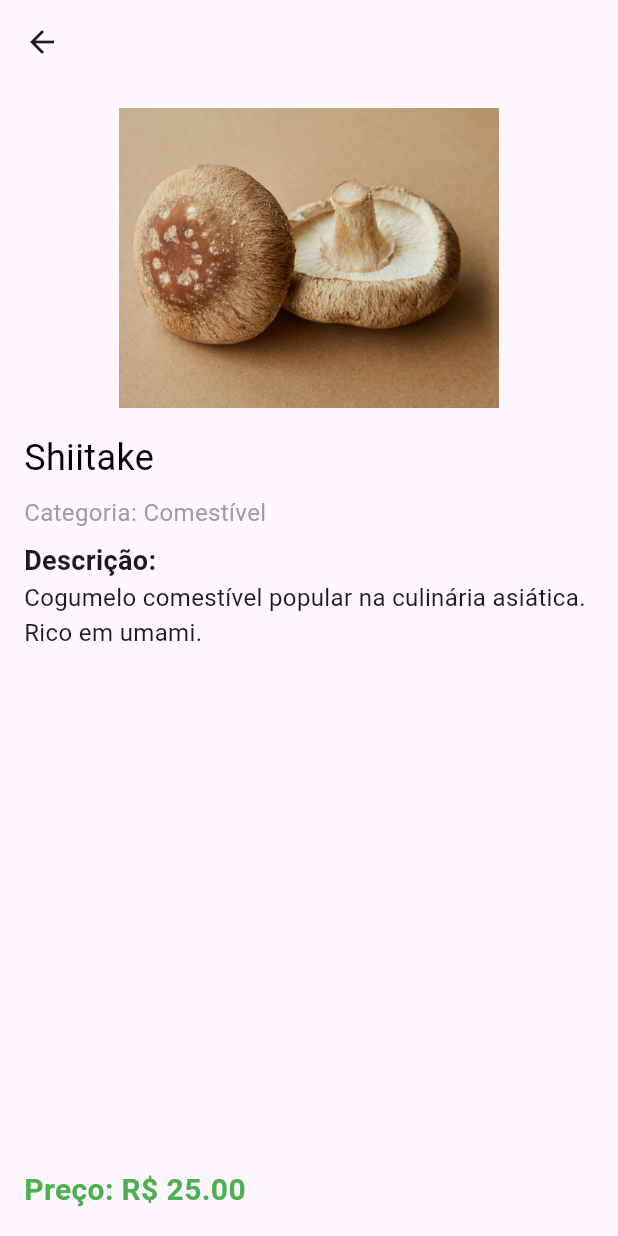
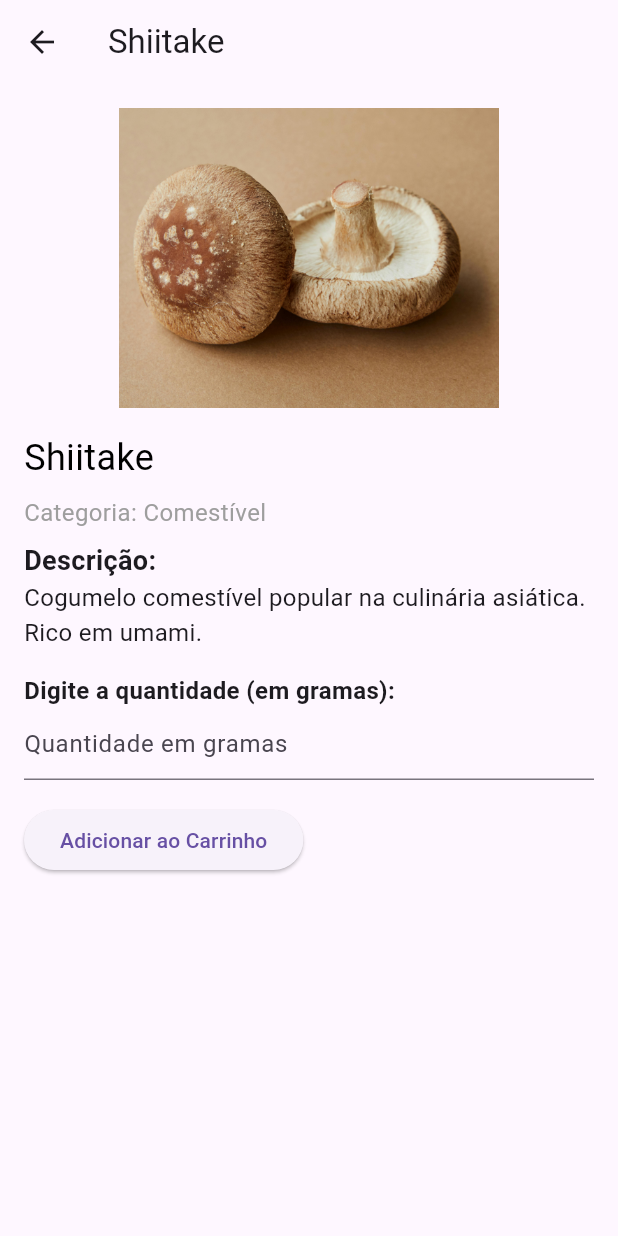
Before and after one commit to ThiagoC-Silva/psy_mushroom, a Flutter app: the MushroomDetailsScreen screen opened directly with sample values from the repository, on a phone screen of 412 x 824 dp. Run offline on Flutter 3.47's test engine with Material 3 defaults, Android fonts, the phone set to English and light mode, and no system bars; our stand-ins replace google_fonts.

Commit message:
Todo a base construída

```diff
--- a/lib/data/mushroom_data.dart
+++ b/lib/data/mushroom_data.dart
@@ -27,7 +27,7 @@ const mushroomList = [
   ),
   Mushroom(
     id: 4,
-    title: 'Psilocybe cubensis',
+    title: 'Psilocybe Cubensis',
     description: 'Cogumelo alucinógeno contendo psilocibina, usado em práticas terapêuticas e espirituais.',
     price: 60.00,
     image: 'assets/images/psilocybe_cubensis.jpg',
@@ -35,7 +35,7 @@ const mushroomList = [
   ),
   Mushroom(
     id: 5,
-    title: 'Amanita muscaria',
+    title: 'Amanita Muscaria',
     description: 'Cogumelo psicodélico conhecido por seus efeitos visuais e introspectivos.',
     price: 50.00,
     image: 'assets/images/amanita_muscaria.jpg',
--- /dev/null
+++ b/lib/models/cart.dart
@@ -0,0 +1,8 @@
+import 'package:psy_mushroom/models/mushroom.dart';
+
+class CartItem {
+  final Mushroom mushroom;
+  final double quantity;
+
+  CartItem({required this.mushroom, required this.quantity});
+}
--- /dev/null
+++ b/lib/screens/cart.dart
@@ -0,0 +1,27 @@
+// models/cart.dart
+import 'package:psy_mushroom/models/mushroom.dart';
+
+class CartItem {
+  final Mushroom mushroom;
+  final double quantity;
+
+  CartItem({required this.mushroom, required this.quantity});
+}
+
+class Cart {
+  static List<CartItem> cartItems = [];
+
+  // Adicionar item ao carrinho
+  static void addToCart(Mushroom mushroom, double quantity) {
+    cartItems.add(CartItem(mushroom: mushroom, quantity: quantity));
+  }
+
+  // Calcular o total do carrinho
+  static double calculateTotal() {
+    double total = 0.0;
+    for (var item in cartItems) {
+      total += item.mushroom.price * item.quantity;
+    }
+    return total;
+  }
+}
--- a/lib/screens/mushroom_details.dart
+++ b/lib/screens/mushroom_details.dart
@@ -1,18 +1,44 @@
+// screens/mushroom_details.dart
 import 'package:flutter/material.dart';
 import 'package:psy_mushroom/models/mushroom.dart';
+import 'package:psy_mushroom/screens/cart.dart';
 import 'package:psy_mushroom/widgets/text_styles.dart';
 
-class MushroomDetailsScreen extends StatelessWidget {
+class MushroomDetailsScreen extends StatefulWidget {
   final Mushroom mushroom;
 
   const MushroomDetailsScreen({super.key, required this.mushroom});
 
   @override
+  State<MushroomDetailsScreen> createState() => _MushroomDetailsScreenState();
+}
+
+class _MushroomDetailsScreenState extends State<MushroomDetailsScreen> {
+  final TextEditingController _quantityController = TextEditingController();
+
+  // Função para adicionar item ao carrinho
+  void addToCart() {
+    if (_quantityController.text.isNotEmpty) {
+      double quantity = double.parse(_quantityController.text);
+
+      // Adiciona o item ao carrinho usando a classe Cart
+      setState(() {
+        Cart.addToCart(widget.mushroom, quantity);
+      });
+
+      // Exibe um snack bar informando que o item foi adicionado
+      ScaffoldMessenger.of(context).showSnackBar(
+        SnackBar(content: Text('${widget.mushroom.title} adicionado ao carrinho')),
+      );
+    }
+  }
+
+  @override
   Widget build(BuildContext context) {
     return Scaffold(
       appBar: AppBar(
+        title: Text(widget.mushroom.title),
       ),
-
       body: Padding(
         padding: const EdgeInsets.all(16.0),
         child: Column(
@@ -20,19 +46,19 @@ class MushroomDetailsScreen extends StatelessWidget {
           children: [
             Center(
               child: Image.asset(
-                mushroom.image,
+                widget.mushroom.image,
                 height: 200,
                 fit: BoxFit.cover,
               ),
             ),
             const SizedBox(height: 16),
             Text(
-              mushroom.title,
-              style: TextStyles.primary
+              widget.mushroom.title,
+              style: TextStyles.primary,
             ),
             const SizedBox(height: 8),
             Text(
-              "Categoria: ${mushroom.category}",
+              "Categoria: ${widget.mushroom.category}",
               style: TextStyles.bodyText,
             ),
             const SizedBox(height: 8),
@@ -41,17 +67,25 @@ class MushroomDetailsScreen extends StatelessWidget {
               style: TextStyle(fontSize: 18, fontWeight: FontWeight.bold),
             ),
             Text(
-              mushroom.description,
+              widget.mushroom.description,
               style: const TextStyle(fontSize: 16),
             ),
-            const Spacer(),
-            Text(
-              "Preço: R\$ ${mushroom.price.toStringAsFixed(2)}",
-              style: const TextStyle(
-                fontSize: 20,
-                fontWeight: FontWeight.bold,
-                color: Colors.green,
+            const SizedBox(height: 16),
+            const Text(
+              "Digite a quantidade (em gramas):",
+              style: TextStyle(fontSize: 16, fontWeight: FontWeight.bold),
+            ),
+            TextField(
+              controller: _quantityController,
+              keyboardType: TextInputType.number,
+              decoration: const InputDecoration(
+                hintText: 'Quantidade em gramas',
               ),
+            ),
+            const SizedBox(height: 16),
+            ElevatedButton(
+              onPressed: addToCart, // Chama a função de adicionar ao carrinho
+              child: const Text('Adicionar ao Carrinho'),
             ),
           ],
         ),
```
Also changed, not shown: lib/screens/cart_screen.dart (+75 -3 lines), lib/screens/mushrooms_home.dart (+7 -1 lines).
